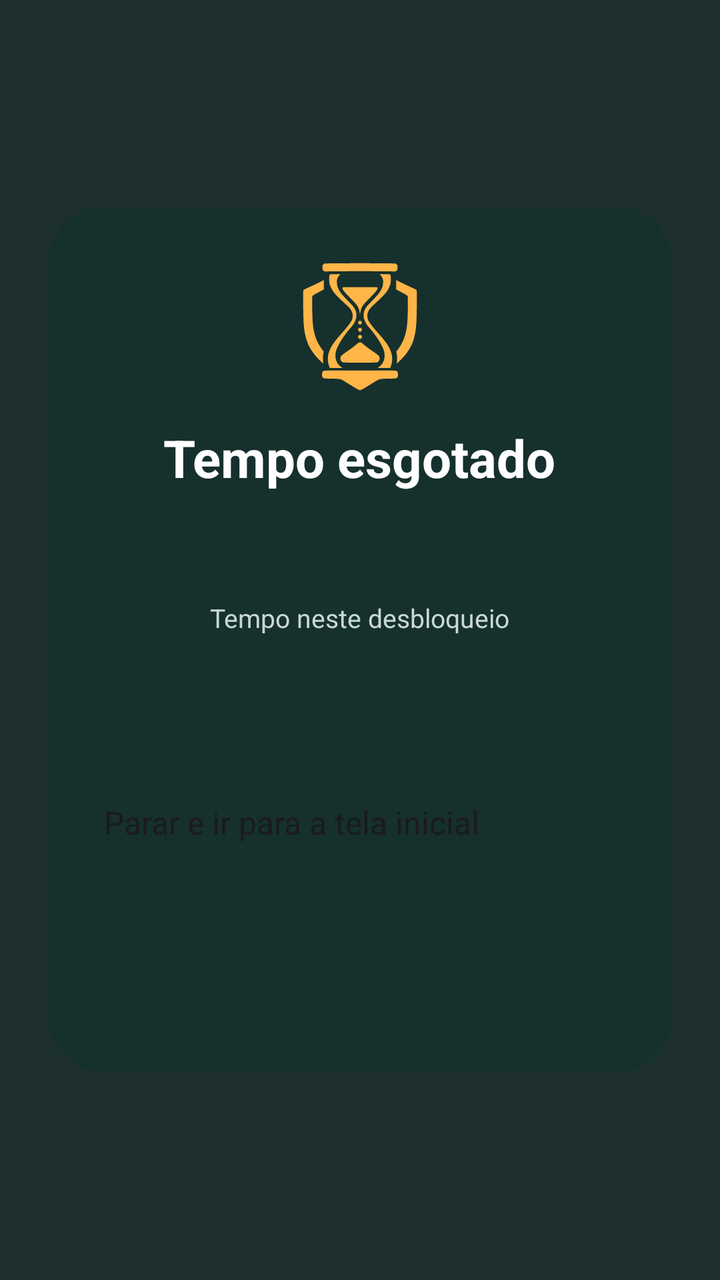
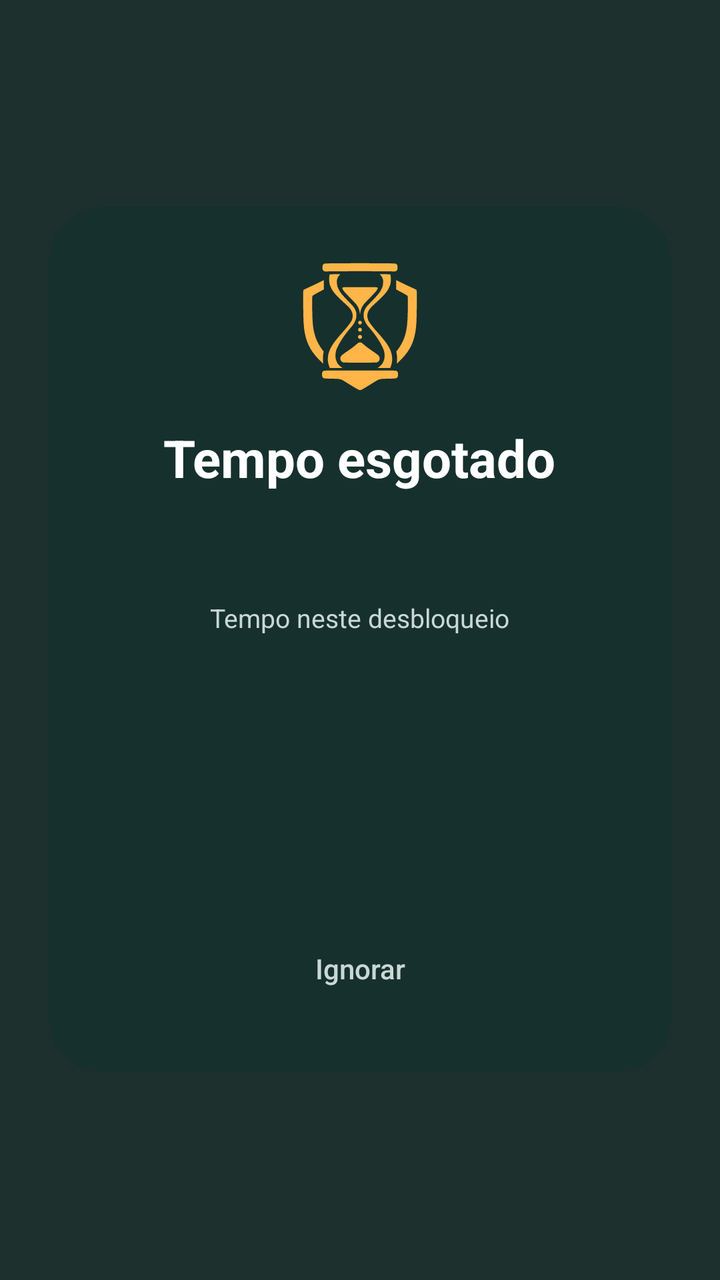

Before-and-after screenshots of an Android layout around one commit, followed by the original layout XML and the change that was made.
<!-- AndroidManifest.xml: application theme Theme.FocusGuard -->
<!-- res/layout/overlay_alert.xml -->
<?xml version="1.0" encoding="utf-8"?>
<FrameLayout xmlns:android="http://schemas.android.com/apk/res/android"
    android:layout_width="match_parent"
    android:layout_height="match_parent"
    android:background="@color/overlay_scrim"
    android:clickable="true"
    android:focusable="true">

    <LinearLayout
        android:layout_width="match_parent"
        android:layout_height="wrap_content"
        android:layout_gravity="center"
        android:layout_margin="24dp"
        android:background="@drawable/overlay_card"
        android:gravity="center_horizontal"
        android:orientation="vertical"
        android:padding="28dp">

        <ImageView
            android:layout_width="64dp"
            android:layout_height="64dp"
            android:contentDescription="@null"
            android:src="@drawable/ic_logo"
            android:tint="@color/brand_amber" />

        <TextView
            android:id="@+id/overlay_title"
            android:layout_width="wrap_content"
            android:layout_height="wrap_content"
            android:layout_marginTop="16dp"
            android:text="@string/overlay_title"
            android:textColor="@android:color/white"
            android:textSize="26sp"
            android:textStyle="bold" />

        <TextView
            android:id="@+id/overlay_message"
            android:layout_width="wrap_content"
            android:layout_height="wrap_content"
            android:layout_marginTop="8dp"
            android:gravity="center"
            android:lineSpacingExtra="2dp"
            android:textColor="@color/overlay_text_secondary"
            android:textSize="16sp" />

        <TextView
            android:layout_width="wrap_content"
            android:layout_height="wrap_content"
            android:layout_marginTop="24dp"
            android:text="@string/overlay_elapsed_label"
            android:textColor="@color/overlay_text_secondary"
            android:textSize="13sp" />

        <TextView
            android:id="@+id/overlay_elapsed"
            android:layout_width="wrap_content"
            android:layout_height="wrap_content"
            android:fontFeatureSettings="tnum"
            android:textColor="@color/brand_amber"
            android:textSize="44sp"
            android:textStyle="bold" />

        <Button
            android:id="@+id/overlay_stop"
            android:layout_width="match_parent"
            android:layout_height="56dp"
            android:layout_marginTop="24dp"
            android:backgroundTint="@color/brand_amber"
            android:text="@string/overlay_stop"
            android:textAllCaps="false"
            android:textColor="#1B1B1B"
            android:textSize="16sp" />

        <Button
            android:id="@+id/overlay_snooze"
            style="?android:attr/borderlessButtonStyle"
            android:layout_width="match_parent"
            android:layout_height="48dp"
            android:layout_marginTop="4dp"
            android:textAllCaps="false"
            android:textColor="@color/overlay_text_secondary" />
    </LinearLayout>
</FrameLayout>
<!-- resources referenced by this layout -->
<resources>
  <color name="brand_amber">#FFB547</color>
  <color name="overlay_scrim">#EB0B1F1D</color>
  <color name="overlay_text_secondary">#C9D8D5</color>
  <!-- drawable ic_logo: vector/xml drawable (drawable, 4100 chars, omitted) -->
  <!-- drawable overlay_card (drawable) -->
  <?xml version="1.0" encoding="utf-8"?>
  <shape xmlns:android="http://schemas.android.com/apk/res/android" android:shape="rectangle">
      <solid android:color="@color/overlay_card" />
      <corners android:radius="28dp" />
  </shape>
  <string name="overlay_elapsed_label">Tempo neste desbloqueio</string>
  <string name="overlay_stop">Parar e ir para a tela inicial</string>
  <string name="overlay_title">Tempo esgotado</string>
  <style name="Theme.FocusGuard" parent="android:Theme.Material.Light.NoActionBar">
          <item name="android:statusBarColor">@android:color/transparent</item>
          <item name="android:navigationBarColor">@android:color/transparent</item>
      </style>
  <color name="overlay_card">#16302D</color>
</resources>

<!-- the commit's change to res/layout/overlay_alert.xml (unified diff, before → after) -->
@@ -6,78 +6,90 @@
     android:clickable="true"
     android:focusable="true">
 
-    <LinearLayout
+    <ScrollView
         android:layout_width="match_parent"
-        android:layout_height="wrap_content"
-        android:layout_gravity="center"
-        android:layout_margin="24dp"
-        android:background="@drawable/overlay_card"
-        android:gravity="center_horizontal"
-        android:orientation="vertical"
-        android:padding="28dp">
+        android:layout_height="match_parent"
+        android:fillViewport="true"
+        android:fitsSystemWindows="true">
 
-        <ImageView
-            android:layout_width="64dp"
-            android:layout_height="64dp"
-            android:contentDescription="@null"
-            android:src="@drawable/ic_logo"
-            android:tint="@color/brand_amber" />
+        <FrameLayout
+            android:layout_width="match_parent"
+            android:layout_height="wrap_content">
 
-        <TextView
-            android:id="@+id/overlay_title"
-            android:layout_width="wrap_content"
-            android:layout_height="wrap_content"
-            android:layout_marginTop="16dp"
-            android:text="@string/overlay_title"
-            android:textColor="@android:color/white"
-            android:textSize="26sp"
-            android:textStyle="bold" />
+            <LinearLayout
+                android:layout_width="match_parent"
+                android:layout_height="wrap_content"
+                android:layout_gravity="center"
+                android:layout_margin="24dp"
+                android:background="@drawable/overlay_card"
+                android:gravity="center_horizontal"
+                android:orientation="vertical"
+                android:padding="28dp">
 
-        <TextView
-            android:id="@+id/overlay_message"
-            android:layout_width="wrap_content"
-            android:layout_height="wrap_content"
-            android:layout_marginTop="8dp"
-            android:gravity="center"
-            android:lineSpacingExtra="2dp"
-            android:textColor="@color/overlay_text_secondary"
-            android:textSize="16sp" />
+                <ImageView
+                    android:layout_width="64dp"
+                    android:layout_height="64dp"
+                    android:contentDescription="@null"
+                    android:src="@drawable/ic_logo"
+                    android:tint="@color/brand_amber" />
 
-        <TextView
-            android:layout_width="wrap_content"
-            android:layout_height="wrap_content"
-            android:layout_marginTop="24dp"
-            android:text="@string/overlay_elapsed_label"
-            android:textColor="@color/overlay_text_secondary"
-            android:textSize="13sp" />
+                <TextView
+                    android:id="@+id/overlay_title"
+                    android:layout_width="wrap_content"
+                    android:layout_height="wrap_content"
+                    android:layout_marginTop="16dp"
+                    android:text="@string/overlay_title"
+                    android:textColor="@android:color/white"
+                    android:textSize="26sp"
+                    android:textStyle="bold" />
 
-        <TextView
-            android:id="@+id/overlay_elapsed"
-            android:layout_width="wrap_content"
-            android:layout_height="wrap_content"
-            android:fontFeatureSettings="tnum"
-            android:textColor="@color/brand_amber"
-            android:textSize="44sp"
-            android:textStyle="bold" />
+                <TextView
+                    android:id="@+id/overlay_message"
+                    android:layout_width="wrap_content"
+                    android:layout_height="wrap_content"
+                    android:layout_marginTop="8dp"
+                    android:gravity="center"
+                    android:lineSpacingExtra="2dp"
+                    android:textColor="@color/overlay_text_secondary"
+                    android:textSize="16sp" />
 
-        <Button
-            android:id="@+id/overlay_stop"
-            android:layout_width="match_parent"
-            android:layout_height="56dp"
-            android:layout_marginTop="24dp"
-            android:backgroundTint="@color/brand_amber"
-            android:text="@string/overlay_stop"
-            android:textAllCaps="false"
-            android:textColor="#1B1B1B"
-            android:textSize="16sp" />
+                <TextView
+                    android:layout_width="wrap_content"
+                    android:layout_height="wrap_content"
+                    android:layout_marginTop="24dp"
+                    android:text="@string/overlay_elapsed_label"
+                    android:textColor="@color/overlay_text_secondary"
+                    android:textSize="13sp" />
 
-        <Button
-            android:id="@+id/overlay_snooze"
-            style="?android:attr/borderlessButtonStyle"
-            android:layout_width="match_parent"
-            android:layout_height="48dp"
-            android:layout_marginTop="4dp"
-            android:textAllCaps="false"
-            android:textColor="@color/overlay_text_secondary" />
-    </LinearLayout>
+                <TextView
+                    android:id="@+id/overlay_elapsed"
+                    android:layout_width="wrap_content"
+                    android:layout_height="wrap_content"
+                    android:fontFeatureSettings="tnum"
+                    android:textColor="@color/brand_amber"
+                    android:textSize="44sp"
+                    android:textStyle="bold" />
+
+                <Button
+                    android:id="@+id/overlay_snooze"
+                    android:layout_width="match_parent"
+                    android:layout_height="56dp"
+                    android:layout_marginTop="24dp"
+                    android:backgroundTint="@color/brand_amber"
+                    android:textAllCaps="false"
+                    android:textColor="#1B1B1B"
+                    android:textSize="16sp" />
+
+                <Button
+                    android:id="@+id/overlay_ignore"
+                    style="?android:attr/borderlessButtonStyle"
+                    android:layout_width="match_parent"
+                    android:layout_height="48dp"
+                    android:layout_marginTop="4dp"
+                    android:text="@string/overlay_ignore"
+                    android:textAllCaps="false"
+                    android:textColor="@color/overlay_text_secondary" />
+            </LinearLayout>
+        </FrameLayout>
+    </ScrollView>
 </FrameLayout>
<!-- resource entries referenced after the edit -->
@@ -11,7 +11,7 @@
       <corners android:radius="28dp" />
   </shape>
   <string name="overlay_elapsed_label">Tempo neste desbloqueio</string>
-  <string name="overlay_stop">Parar e ir para a tela inicial</string>
+  <string name="overlay_ignore">Ignorar</string>
   <string name="overlay_title">Tempo esgotado</string>
   <style name="Theme.FocusGuard" parent="android:Theme.Material.Light.NoActionBar">
           <item name="android:statusBarColor">@android:color/transparent</item>
